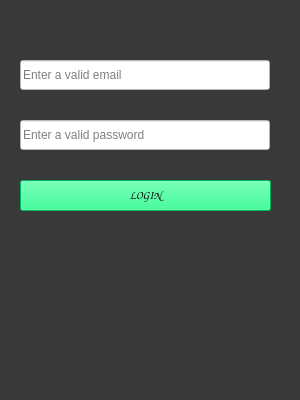
This is sign/login_screen.ui in Melike17/school_update as Qt 5 draws it before an edit. The edited form follows.
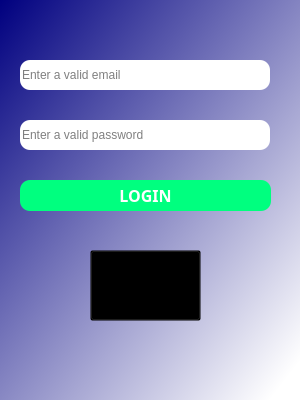
This is the edited form. Icons and pictures are not drawn.

Diff of the .ui file:
```diff
--- a/sign/login_screen.ui
+++ b/sign/login_screen.ui
@@ -26,7 +26,7 @@
    <string>Form</string>
   </property>
   <property name="styleSheet">
-   <string notr="true">background-color: rgb(57, 57, 57);</string>
+   <string notr="true">background-color:qlineargradient(spread:pad, x1:0, y1:0, x2:0.935, y2:0.965909, stop:0 rgba(0, 0, 127, 255), stop:1 rgba(255, 255, 255, 255));</string>
   </property>
   <widget class="QPushButton" name="enter_Button">
    <property name="geometry">
@@ -39,16 +39,17 @@
    </property>
    <property name="font">
     <font>
-     <family>Comic Sans MS</family>
-     <pointsize>8</pointsize>
-     <weight>50</weight>
+     <family>Arial Black</family>
+     <pointsize>12</pointsize>
+     <weight>75</weight>
      <italic>false</italic>
-     <bold>false</bold>
+     <bold>true</bold>
     </font>
    </property>
    <property name="styleSheet">
     <string notr="true">background-color: rgb(0, 255, 127);
-font: 8pt &quot;Comic Sans MS&quot;;
+color: rgb(255, 255, 255);
+border-radius:10px;
 </string>
    </property>
    <property name="text">
@@ -77,7 +78,8 @@
     </size>
    </property>
    <property name="styleSheet">
-    <string notr="true">background-color: rgb(255, 255, 255);</string>
+    <string notr="true">background-color: rgb(255, 255, 255);
+border-radius:10px;</string>
    </property>
    <property name="inputMask">
     <string/>
@@ -118,6 +120,7 @@
    </property>
    <property name="styleSheet">
     <string notr="true">background-color: rgb(255, 255, 255);
+border-radius:10px;
 </string>
    </property>
    <property name="inputMethodHints">
@@ -133,22 +136,31 @@
     <string>Enter a valid email</string>
    </property>
   </widget>
-  <widget class="QLabel" name="label">
+  <widget class="QPushButton" name="pushButton">
    <property name="geometry">
     <rect>
-     <x>110</x>
-     <y>260</y>
-     <width>81</width>
-     <height>61</height>
+     <x>90</x>
+     <y>250</y>
+     <width>111</width>
+     <height>71</height>
     </rect>
    </property>
    <property name="styleSheet">
-    <string notr="true">border-image: url(:/newPrefix/login.png);
-</string>
+    <string notr="true">background-color:transparent;</string>
    </property>
    <property name="text">
     <string/>
    </property>
+   <property name="icon">
+    <iconset>
+     <normaloff>assets/login.png</normaloff>assets/login.png</iconset>
+   </property>
+   <property name="iconSize">
+    <size>
+     <width>70</width>
+     <height>100</height>
+    </size>
+   </property>
   </widget>
  </widget>
  <resources>
```
